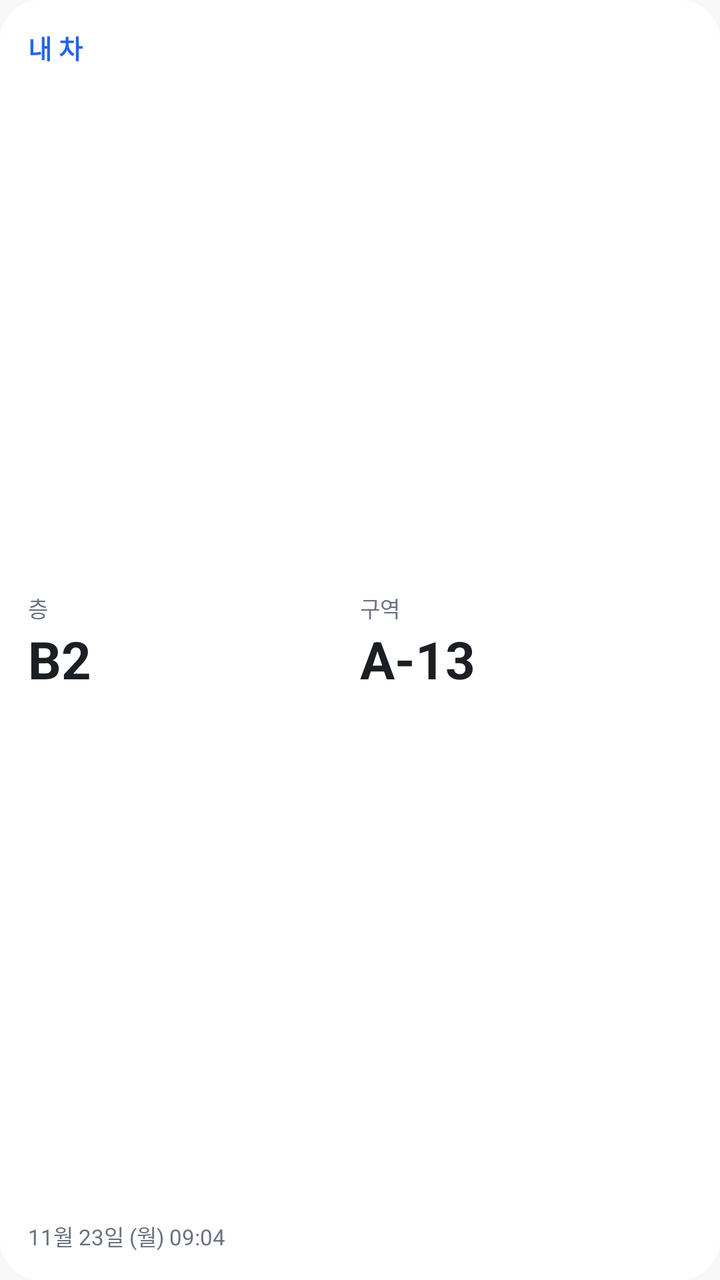
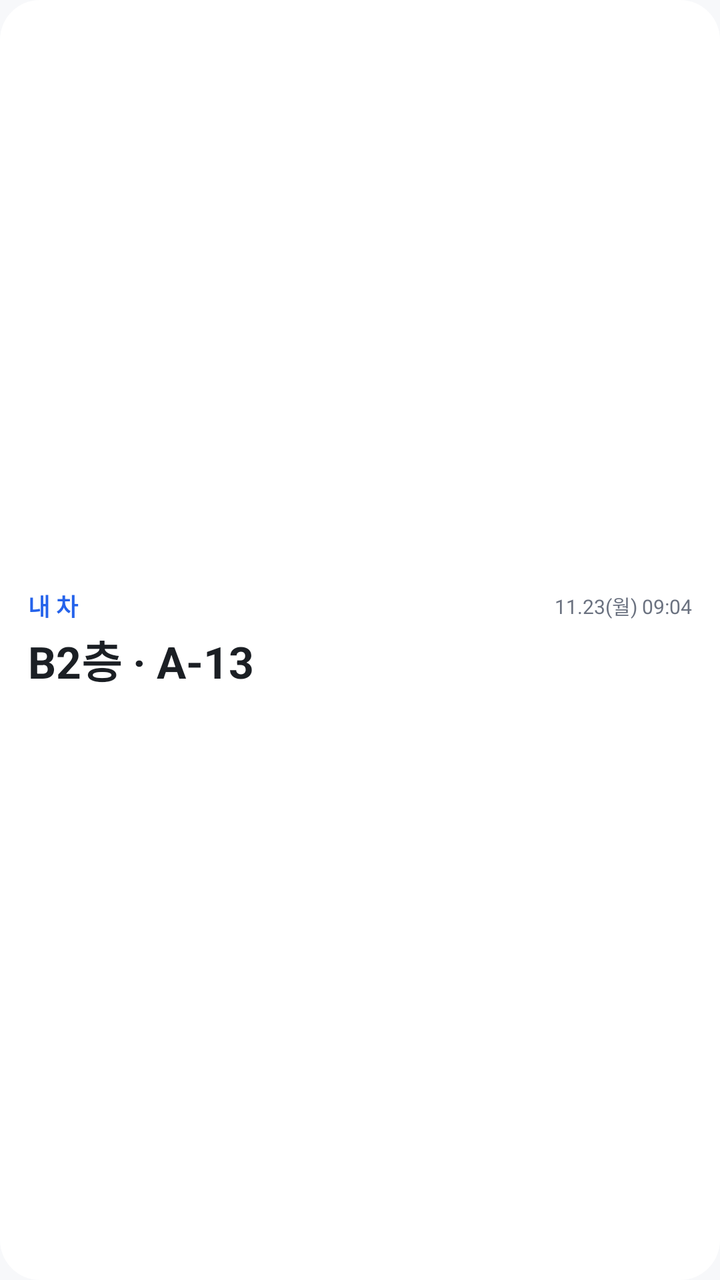

An Android layout rendered at two revisions. The XML below is the earlier revision; the diff shows what the commit changed to produce the second picture.
<!-- AndroidManifest.xml: application theme Theme.ParkingSaver -->
<!-- res/layout/widget_single.xml -->
<?xml version="1.0" encoding="utf-8"?>
<LinearLayout xmlns:android="http://schemas.android.com/apk/res/android"
    android:id="@+id/widget_root"
    android:layout_width="match_parent"
    android:layout_height="match_parent"
    android:background="@drawable/widget_background"
    android:orientation="vertical"
    android:padding="14dp">

    <TextView
        android:id="@+id/tv_name"
        android:layout_width="match_parent"
        android:layout_height="wrap_content"
        android:ellipsize="end"
        android:maxLines="1"
        android:text="내 차"
        android:textColor="@color/widget_accent"
        android:textSize="13sp"
        android:textStyle="bold" />

    <LinearLayout
        android:layout_width="match_parent"
        android:layout_height="0dp"
        android:layout_weight="1"
        android:gravity="center_vertical"
        android:orientation="horizontal">

        <LinearLayout
            android:layout_width="0dp"
            android:layout_height="wrap_content"
            android:layout_weight="1"
            android:orientation="vertical">
            <TextView
                android:layout_width="wrap_content"
                android:layout_height="wrap_content"
                android:text="@string/label_floor"
                android:textColor="@color/widget_sub"
                android:textSize="11sp" />
            <TextView
                android:id="@+id/tv_floor"
                android:layout_width="match_parent"
                android:layout_height="wrap_content"
                android:ellipsize="end"
                android:maxLines="1"
                android:text="B2"
                android:textColor="@color/widget_text"
                android:textSize="26sp"
                android:textStyle="bold" />
        </LinearLayout>

        <LinearLayout
            android:layout_width="0dp"
            android:layout_height="wrap_content"
            android:layout_weight="1"
            android:orientation="vertical">
            <TextView
                android:layout_width="wrap_content"
                android:layout_height="wrap_content"
                android:text="@string/label_zone"
                android:textColor="@color/widget_sub"
                android:textSize="11sp" />
            <TextView
                android:id="@+id/tv_zone"
                android:layout_width="match_parent"
                android:layout_height="wrap_content"
                android:ellipsize="end"
                android:maxLines="1"
                android:text="A-13"
                android:textColor="@color/widget_text"
                android:textSize="26sp"
                android:textStyle="bold" />
        </LinearLayout>
    </LinearLayout>

    <TextView
        android:id="@+id/tv_date"
        android:layout_width="match_parent"
        android:layout_height="wrap_content"
        android:ellipsize="end"
        android:maxLines="1"
        android:text="11월 23일 (월) 09:04"
        android:textColor="@color/widget_sub"
        android:textSize="11sp" />
</LinearLayout>
<!-- resources referenced by this layout -->
<resources>
  <color name="widget_accent">#FF2563EB</color>
  <color name="widget_sub">#FF6B7280</color>
  <color name="widget_text">#FF1B1F24</color>
  <!-- drawable widget_background (drawable) -->
  <?xml version="1.0" encoding="utf-8"?>
  <shape xmlns:android="http://schemas.android.com/apk/res/android" android:shape="rectangle">
      <solid android:color="@color/widget_bg" />
      <corners android:radius="20dp" />
  </shape>
  <string name="label_floor">층</string>
  <string name="label_zone">구역</string>
  <style name="Theme.ParkingSaver" parent="android:Theme.Material.Light.NoActionBar">
          <item name="android:statusBarColor">@android:color/transparent</item>
          <item name="android:windowBackground">@color/app_bg</item>
      </style>
  <color name="widget_bg">#FFFFFFFF</color>
  <color name="app_bg">#FFF7F8FA</color>
</resources>

<!-- the commit's change to res/layout/widget_single.xml (unified diff, before → after) -->
@@ -4,81 +4,49 @@
     android:layout_width="match_parent"
     android:layout_height="match_parent"
     android:background="@drawable/widget_background"
+    android:gravity="center_vertical"
     android:orientation="vertical"
-    android:padding="14dp">
-
-    <TextView
-        android:id="@+id/tv_name"
-        android:layout_width="match_parent"
-        android:layout_height="wrap_content"
-        android:ellipsize="end"
-        android:maxLines="1"
-        android:text="내 차"
-        android:textColor="@color/widget_accent"
-        android:textSize="13sp"
-        android:textStyle="bold" />
+    android:paddingStart="14dp"
+    android:paddingTop="8dp"
+    android:paddingEnd="14dp"
+    android:paddingBottom="8dp">
 
     <LinearLayout
         android:layout_width="match_parent"
-        android:layout_height="0dp"
-        android:layout_weight="1"
+        android:layout_height="wrap_content"
         android:gravity="center_vertical"
         android:orientation="horizontal">
-
-        <LinearLayout
+        <TextView
+            android:id="@+id/tv_name"
             android:layout_width="0dp"
             android:layout_height="wrap_content"
             android:layout_weight="1"
-            android:orientation="vertical">
-            <TextView
-                android:layout_width="wrap_content"
-                android:layout_height="wrap_content"
-                android:text="@string/label_floor"
-                android:textColor="@color/widget_sub"
-                android:textSize="11sp" />
-            <TextView
-                android:id="@+id/tv_floor"
-                android:layout_width="match_parent"
-                android:layout_height="wrap_content"
-                android:ellipsize="end"
-                android:maxLines="1"
-                android:text="B2"
-                android:textColor="@color/widget_text"
-                android:textSize="26sp"
-                android:textStyle="bold" />
-        </LinearLayout>
-
-        <LinearLayout
-            android:layout_width="0dp"
+            android:ellipsize="end"
+            android:maxLines="1"
+            android:text="내 차"
+            android:textColor="@color/widget_accent"
+            android:textSize="12sp"
+            android:textStyle="bold" />
+        <TextView
+            android:id="@+id/tv_date"
+            android:layout_width="wrap_content"
             android:layout_height="wrap_content"
-            android:layout_weight="1"
-            android:orientation="vertical">
-            <TextView
-                android:layout_width="wrap_content"
-                android:layout_height="wrap_content"
-                android:text="@string/label_zone"
-                android:textColor="@color/widget_sub"
-                android:textSize="11sp" />
-            <TextView
-                android:id="@+id/tv_zone"
-                android:layout_width="match_parent"
-                android:layout_height="wrap_content"
-                android:ellipsize="end"
-                android:maxLines="1"
-                android:text="A-13"
-                android:textColor="@color/widget_text"
-                android:textSize="26sp"
-                android:textStyle="bold" />
-        </LinearLayout>
+            android:layout_marginStart="6dp"
+            android:maxLines="1"
+            android:text="11.23(월) 09:04"
+            android:textColor="@color/widget_sub"
+            android:textSize="10sp" />
     </LinearLayout>
 
     <TextView
-        android:id="@+id/tv_date"
+        android:id="@+id/tv_loc"
         android:layout_width="match_parent"
         android:layout_height="wrap_content"
+        android:layout_marginTop="2dp"
         android:ellipsize="end"
         android:maxLines="1"
-        android:text="11월 23일 (월) 09:04"
-        android:textColor="@color/widget_sub"
-        android:textSize="11sp" />
+        android:text="B2층 · A-13"
+        android:textColor="@color/widget_text"
+        android:textSize="22sp"
+        android:textStyle="bold" />
 </LinearLayout>
<!-- resource entries referenced after the edit -->
@@ -9,8 +9,6 @@
       <solid android:color="@color/widget_bg" />
       <corners android:radius="20dp" />
   </shape>
-  <string name="label_floor">층</string>
-  <string name="label_zone">구역</string>
   <style name="Theme.ParkingSaver" parent="android:Theme.Material.Light.NoActionBar">
           <item name="android:statusBarColor">@android:color/transparent</item>
           <item name="android:windowBackground">@color/app_bg</item>
